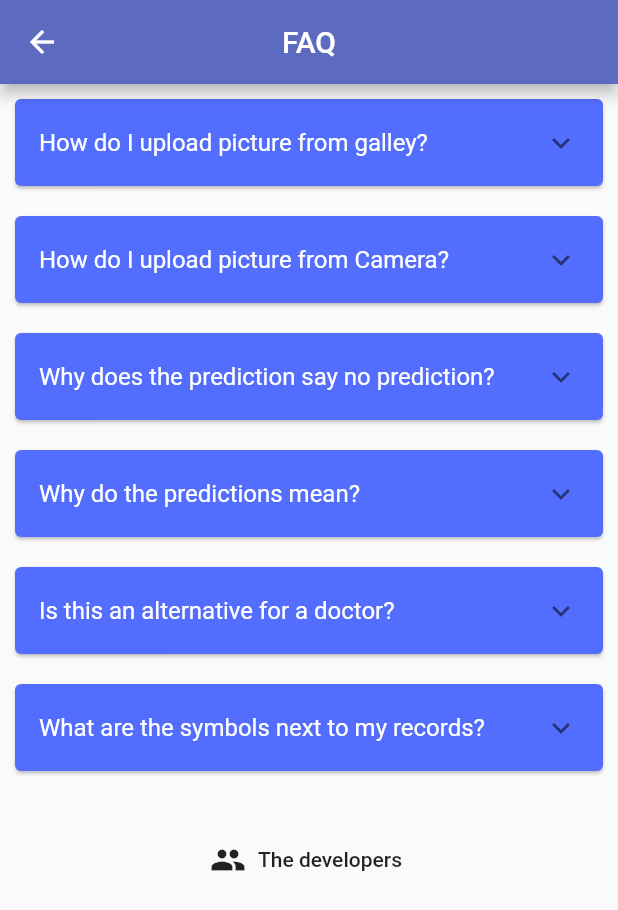
After one commit to KuroInit/Diabetic-Foot-Ulcer-Detection-Flutter, a Flutter app: the InfoPage screen opened by its route, on a phone screen of 412 x 824 dp. The commit adds this screen. Shown: the top 910 px of the screen. Run offline on Flutter 3.47's test engine with Material 2 defaults, Android fonts, the phone set to English and light mode, and no system bars; our stand-ins replace image_picker, shared_preferences; missing offline and left inert: tflite; accounts and stored records are empty.

Commit message:
FAQ page made

```diff
--- /dev/null
+++ b/lib/infopage.dart
@@ -0,0 +1,277 @@
+import 'package:flutter/material.dart';
+
+class InfoPage extends StatelessWidget {
+  @override
+  Widget build(BuildContext context) {
+    return Scaffold(
+        appBar: AppBar(
+          centerTitle: true,
+          title: Text("FAQ"),
+          backgroundColor: Colors.indigo[400],
+        ),
+        body: SingleChildScrollView(
+          child: SafeArea(
+            child: Column(
+              mainAxisAlignment: MainAxisAlignment.start,
+              children: [
+                Card(
+                  color: Colors.indigoAccent[200],
+                  margin: EdgeInsets.all(10),
+                  child: Padding(
+                    padding: EdgeInsets.all(0),
+                    child: Column(
+                      children: [
+                        ExpansionTile(
+                          title: Text(
+                            "How do I upload picture from galley?",
+                            style: TextStyle(color: Colors.white),
+                          ),
+                          children: <Widget>[
+                            Container(
+                                padding: EdgeInsets.all(5),
+                                child: Image.asset(
+                                  "assets/faq/gallery.png",
+                                  fit: BoxFit.cover,
+                                )),
+                            Container(
+                              padding: EdgeInsets.only(
+                                  top: 15, left: 5, right: 5, bottom: 10),
+                              margin: EdgeInsets.symmetric(
+                                  horizontal: 5, vertical: 5),
+                              decoration: BoxDecoration(
+                                  color: Colors.white,
+                                  borderRadius: BorderRadius.circular(5)),
+                              child: Text(
+                                "You can click the button that is circled above to have access to the photos that you have taken and are in the gallery.",
+                                style: TextStyle(
+                                    color: Colors.black, wordSpacing: 2),
+                              ),
+                            ),
+                          ],
+                        ),
+                      ],
+                    ),
+                  ),
+                ),
+                Card(
+                  color: Colors.indigoAccent[200],
+                  margin: EdgeInsets.all(10),
+                  child: Padding(
+                    padding: EdgeInsets.all(0),
+                    child: Column(
+                      children: [
+                        ExpansionTile(
+                          title: Text(
+                            "How do I upload picture from Camera?",
+                            style: TextStyle(color: Colors.white),
+                          ),
+                          children: <Widget>[
+                            Container(
+                                padding: EdgeInsets.all(5),
+                                child: Image.asset("assets/faq/camera.png")),
+                            Container(
+                              padding: EdgeInsets.only(
+                                  top: 15, left: 5, right: 5, bottom: 10),
+                              margin: EdgeInsets.symmetric(
+                                  horizontal: 5, vertical: 5),
+                              decoration: BoxDecoration(
+                                borderRadius: BorderRadius.circular(5),
+                                color: Colors.white,
+                              ),
+                              child: Text(
+                                "You can click the button that is circled above to have access to the camera and use it in getting a prediction.",
+                                style: TextStyle(
+                                    color: Colors.black, wordSpacing: 2),
+                              ),
+                            ),
+                          ],
+                        ),
+                      ],
+                    ),
+                  ),
+                ),
+                Card(
+                  color: Colors.indigoAccent[200],
+                  margin: EdgeInsets.all(10),
+                  child: Padding(
+                    padding: EdgeInsets.all(0),
+                    child: Column(
+                      children: [
+                        ExpansionTile(
+                          title: Text(
+                            "Why does the prediction say no prediction?",
+                            style: TextStyle(color: Colors.white),
+                          ),
+                          children: <Widget>[
+                            Container(
+                              margin: EdgeInsets.symmetric(
+                                  horizontal: 5, vertical: 10),
+                              decoration: BoxDecoration(
+                                  borderRadius: BorderRadius.circular(5),
+                                  color: Colors.white),
+                              child: Container(
+                                padding: EdgeInsets.symmetric(
+                                    horizontal: 5, vertical: 5),
+                                child: Text(
+                                  "If the output for the prediction shows \n\n[No predictions] \n\nMeans that our AI was unable to have a clear distinct answer after analysing the photograph.\nTo avoid this, try taking the picture with a btter lighting condition and better focus.",
+                                  style: TextStyle(
+                                    color: Colors.black,
+                                  ),
+                                ),
+                              ),
+                            ),
+                          ],
+                        ),
+                      ],
+                    ),
+                  ),
+                ),
+                Card(
+                  color: Colors.indigoAccent[200],
+                  margin: EdgeInsets.all(10),
+                  child: Padding(
+                    padding: EdgeInsets.all(0),
+                    child: Column(
+                      children: [
+                        ExpansionTile(
+                          title: Text(
+                            "Why do the predictions mean?",
+                            style: TextStyle(color: Colors.white),
+                          ),
+                          children: <Widget>[
+                            Container(
+                                padding: EdgeInsets.all(5),
+                                width: 250,
+                                child: Image.asset(
+                                  "assets/faq/detections.png",
+                                  fit: BoxFit.cover,
+                                )),
+                            Container(
+                              padding: EdgeInsets.only(
+                                  top: 15, left: 5, right: 5, bottom: 10),
+                              margin: EdgeInsets.symmetric(
+                                  horizontal: 5, vertical: 5),
+                              decoration: BoxDecoration(
+                                borderRadius: BorderRadius.circular(5),
+                                color: Colors.white,
+                              ),
+                              child: Text(
+                                "The prediction that is displayed is usually one of 5 classifications.\n\n[ No Ulcer ] \n\nMeans that the model detects the foot is an healthy foot. \n\n[ Low Risk and Medium Risk] \n\nMeans that your ulcer has been categorised as towards the lower end of severity.\nShould be consulted to the doctor immediately. \n\n[High Risk and Severe Risk] \n\nMeans that your ulcer has been categorised as being towards higher end of severity.\nShould be consulted to the doctor immediately.",
+                                style: TextStyle(
+                                    color: Colors.black, wordSpacing: 2),
+                              ),
+                            ),
+                          ],
+                        ),
+                      ],
+                    ),
+                  ),
+                ),
+                Card(
+                  color: Colors.indigoAccent[200],
+                  margin: EdgeInsets.all(10),
+                  child: Padding(
+                    padding: EdgeInsets.all(0),
+                    child: Column(
+                      children: [
+                        ExpansionTile(
+                          title: Text(
+                            "Is this an alternative for a doctor?",
+                            style: TextStyle(color: Colors.white),
+                          ),
+                          children: <Widget>[
+                            Container(
+                              margin: EdgeInsets.symmetric(
+                                  horizontal: 5, vertical: 5),
+                              padding: EdgeInsets.symmetric(
+                                  horizontal: 5, vertical: 10),
+                              decoration: BoxDecoration(
+                                  color: Colors.white,
+                                  borderRadius: BorderRadius.circular(5)),
+                              child: Text(
+                                  "No, this is not meant to be used as alternative to a consulting physician. \n\nPlease ask your consulting physician before using this."),
+                            )
+                          ],
+                        ),
+                      ],
+                    ),
+                  ),
+                ),
+                Card(
+                  color: Colors.indigoAccent[200],
+                  margin: EdgeInsets.all(10),
+                  child: Padding(
+                    padding: EdgeInsets.all(0),
+                    child: Column(
+                      children: [
+                        ExpansionTile(
+                          title: Text(
+                            "What are the symbols next to my records?",
+                            style: TextStyle(color: Colors.white),
+                          ),
+                          children: <Widget>[
+                            Container(
+                              margin: EdgeInsets.symmetric(
+                                  horizontal: 5, vertical: 5),
+                              padding: EdgeInsets.symmetric(
+                                  horizontal: 10, vertical: 5),
+                              decoration: BoxDecoration(
+                                  color: Colors.white,
+                                  borderRadius: BorderRadius.circular(5)),
+                              child: Row(
+                                mainAxisAlignment: MainAxisAlignment.center,
+                                children: <Widget>[
+                                  Container(
+                                    margin: EdgeInsets.only(left: 5),
+                                    child: Image.asset("assets/faq/stock.png"),
+                                  ),
+                                  Column(
+                                    children: [
+                                      Container(
+                                        padding: EdgeInsets.symmetric(
+                                            horizontal: 10),
+                                        width: 200,
+                                        child: Text(
+                                          "The blue-dot refers to the first record ever made on the device.",
+                                        ),
+                                      ),
+                                      Container(
+                                        padding: EdgeInsets.symmetric(
+                                            horizontal: 10),
+                                        width: 200,
+                                        child: Text(
+                                          "\nThe red and green refers to deprovements or improvements compared to the previous record.",
+                                        ),
+                                      ),
+                                      Container(
+                                        padding: EdgeInsets.symmetric(
+                                            horizontal: 10),
+                                        width: 200,
+                                        child: Text(
+                                          "\nThe orange square refers to stagnations compared to the previous record.",
+                                        ),
+                                      )
+                                    ],
+                                  )
+                                ],
+                              ),
+                            )
+                          ],
+                        ),
+                      ],
+                    ),
+                  ),
+                ),
+                Container(
+                  margin: EdgeInsets.only(top: 25),
+                  child: FlatButton.icon(
+                      onPressed: () {},
+                      icon: Icon(Icons.people),
+                      label: Text("The developers")),
+                )
+              ],
+            ),
+          ),
+        ));
+  }
+}
--- a/lib/main.dart
+++ b/lib/main.dart
@@ -8,6 +8,7 @@ import 'package:shared_preferences/shared_preferences.dart';
 import 'record.dart';
 import 'package:intl/intl.dart';
 import 'detections.dart';
+import 'infopage.dart';
 import 'dart:io';
 
 void main() {
@@ -20,7 +21,10 @@ class MyApp extends StatelessWidget {
     return MaterialApp(
       debugShowCheckedModeBanner: false,
       home: TfliteHome(),
-      routes: {'/records': (_) => UserRecords()},
+      routes: {
+        '/records': (_) => UserRecords(),
+        '/infopage': (_) => InfoPage()
+      },
     );
   }
 }
@@ -175,6 +179,11 @@ class _TfliteHomeState extends State<TfliteHome> {
         centerTitle: true,
         elevation: 0,
         title: Text("Home"),
+        actions: <Widget>[
+          IconButton(
+              icon: Icon(Icons.info_outline_rounded),
+              onPressed: (() => {Navigator.of(context).pushNamed('/infopage')}))
+        ],
       ),
       body: SafeArea(
           child: Column(
--- a/lib/record.dart
+++ b/lib/record.dart
@@ -56,9 +56,8 @@ class _UserRecordsState extends State<UserRecords> {
   Widget build(BuildContext context) {
     return Scaffold(
       appBar: AppBar(
-        title: Center(
-            child: Container(
-                margin: EdgeInsets.only(right: 40), child: Text("Records"))),
+        centerTitle: true,
+        title: Text("Records"),
         backgroundColor: Colors.indigo[400],
       ),
       body: SafeArea(
```
Also changed, not shown: pubspec.yaml (+3 -11 lines), assets/dev/ash.jpg (added), assets/faq/camera.png (added), assets/faq/detections.png (added), assets/faq/gallery.png (added), assets/faq/records.png (added), assets/faq/stock.png (added), pubspec.lock.
